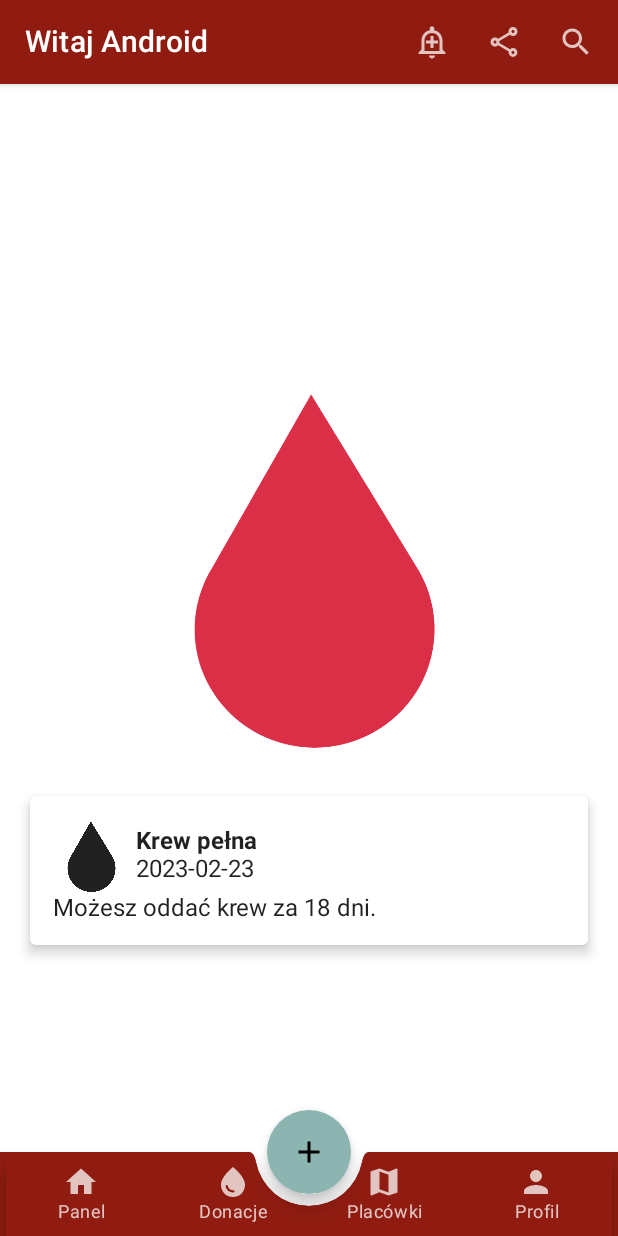
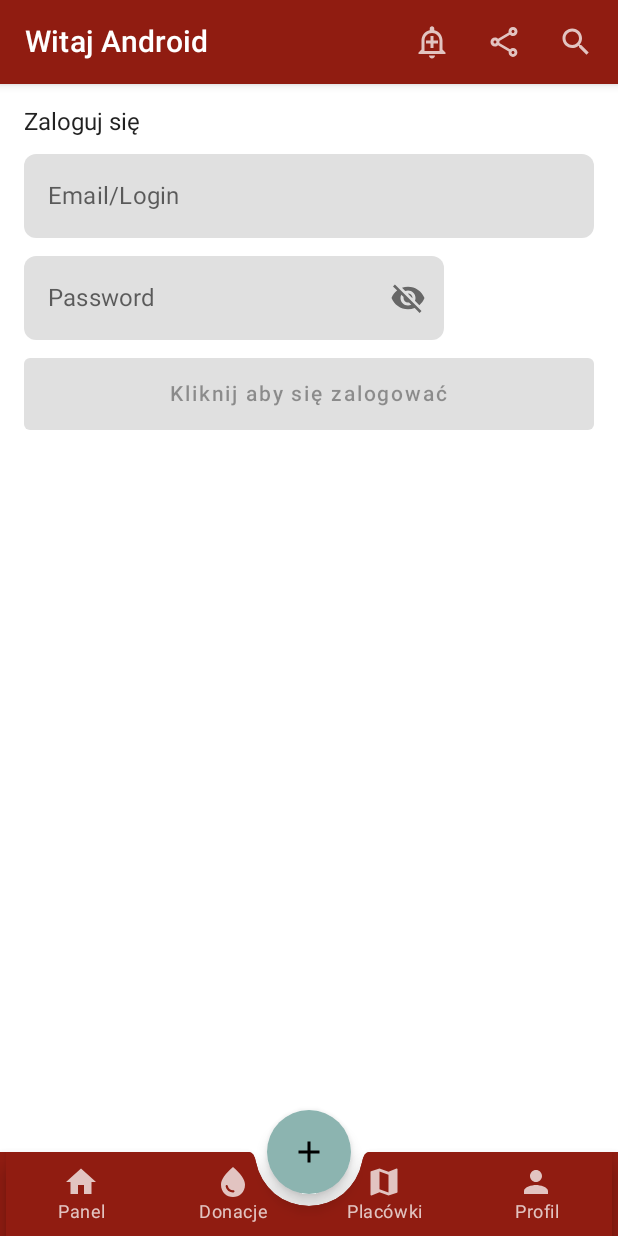
Before and after one commit to goodwill-ninjas/android, an Android app built with Jetpack Compose: the screen it shows after launch (MainActivity), on a phone screen of 412 x 824 dp. Run offline under Robolectric (Android 15) with nearby library versions, the phone set to English and light mode, and no system bars.

Commit message:
Add login page and validation
Add login page, login and password validation

```diff
--- /dev/null
+++ b/app/src/main/java/pl/edu/pjatk/goodwill_ninjas/blooddonor_android/components/login/EmailState.kt
@@ -0,0 +1,15 @@
+package pl.edu.pjatk.goodwill_ninjas.blooddonor_android.components.login
+
+import java.util.regex.Pattern
+
+
+class EmailState : TextFieldState(
+    validator = ::isEmailValid,
+    errorMessage = ::emailErrorMessage
+) {
+}
+private const val EMAIL_VALIDATION_REGEX = "^(.+)@(.+)\$"
+private fun isEmailValid(email: String): Boolean {
+    return Pattern.matches(EMAIL_VALIDATION_REGEX, email)
+}
+private fun emailErrorMessage(email: String) = "Email $email jest nieprawidłowy"
--- /dev/null
+++ b/app/src/main/java/pl/edu/pjatk/goodwill_ninjas/blooddonor_android/components/login/PasswordState.kt
@@ -0,0 +1,9 @@
+package pl.edu.pjatk.goodwill_ninjas.blooddonor_android.components.login
+
+class PasswordState : TextFieldState(
+    validator = ::isPasswordValid,
+    errorMessage = { passwordErrorMessage() }
+) {}
+    fun isPasswordValid(password: String) =
+        password.length >= 4
+    fun passwordErrorMessage() = "Hasło jest nieprawidłowe."
--- /dev/null
+++ b/app/src/main/java/pl/edu/pjatk/goodwill_ninjas/blooddonor_android/components/login/SignInScreen.kt
@@ -0,0 +1,143 @@
+package pl.edu.pjatk.goodwill_ninjas.blooddonor_android.components.login
+
+import android.icu.text.CaseMap.Title
+import androidx.compose.foundation.layout.*
+import androidx.compose.foundation.shape.RoundedCornerShape
+import androidx.compose.foundation.text.KeyboardOptions
+import androidx.compose.material.*
+import androidx.compose.material.icons.Icons
+import androidx.compose.material.icons.filled.Visibility
+import androidx.compose.material.icons.filled.VisibilityOff
+import androidx.compose.runtime.Composable
+import androidx.compose.runtime.remember
+import androidx.compose.ui.text.input.TextFieldValue
+import androidx.compose.runtime.*
+import androidx.compose.ui.Modifier
+import androidx.compose.ui.graphics.Color
+import androidx.compose.ui.res.stringResource
+import androidx.compose.ui.text.TextStyle
+import androidx.compose.ui.text.input.KeyboardType
+import androidx.compose.ui.text.input.PasswordVisualTransformation
+import androidx.compose.ui.text.input.VisualTransformation
+import androidx.compose.ui.tooling.preview.Preview
+import androidx.compose.ui.unit.dp
+import pl.edu.pjatk.goodwill_ninjas.blooddonor_android.R
+
+@Preview
+@Composable
+fun SignInScreen() {
+    Column(
+        modifier = Modifier
+            .fillMaxWidth(
+            )
+            .padding(16.dp),
+        verticalArrangement = Arrangement.spacedBy(12.dp)
+    ) {
+        Title()
+        val emailState = remember { EmailState() }
+        Email(emailState.text, emailState.error) {
+            emailState.text = it
+            emailState.validate()
+        }
+        val passwordState = remember {
+            PasswordState()
+        }
+        Password(passwordState.text, passwordState.error){
+            passwordState.text = it
+            passwordState.validate()
+        }
+        SignInButton(enabled = emailState.isValid() && passwordState.isValid())
+    }
+}
+
+@Composable
+fun Title() {
+    Text(text = "Zaloguj się")
+}
+
+@Composable
+fun Email(email: String, error: String?, onEmailChanged: (String) -> Unit) {
+    Column {
+        TextField(
+            modifier = Modifier.fillMaxWidth(),
+            value = email,
+            onValueChange = { onEmailChanged(it) },
+            label = { Text(text = "Email/Login") },
+            colors = TextFieldDefaults.textFieldColors(
+                focusedIndicatorColor = Color.Transparent,
+                unfocusedIndicatorColor = Color.Transparent
+            ),
+            shape = RoundedCornerShape(8.dp),
+            keyboardOptions = KeyboardOptions(keyboardType = KeyboardType.Email),
+            isError = error != null
+        )
+        error?.let { ErrorField(it) }
+    }
+}
+
+@Composable
+fun ErrorField(error: String) {
+    Text(
+        text = error,
+        modifier = Modifier.fillMaxWidth(),
+        style = TextStyle(color = MaterialTheme.colors.error)
+    )
+}
+
+@Composable
+fun Password(password: String, error: String?, onPasswordChanged: (String) -> Unit ) {
+
+    val showPassword = remember {
+        mutableStateOf(false)
+    }
+    TextField(
+        value = password,
+        onValueChange = {
+         onPasswordChanged(it)
+        },
+        label = { Text(text = "Password") },
+        colors = TextFieldDefaults.textFieldColors(
+            focusedIndicatorColor = Color.Transparent,
+            unfocusedIndicatorColor = Color.Transparent
+        ),
+        shape = RoundedCornerShape(8.dp),
+        visualTransformation = if (showPassword.value) {
+            VisualTransformation.None
+        } else {
+            PasswordVisualTransformation()
+        },
+        keyboardOptions = KeyboardOptions(keyboardType = KeyboardType.Password),
+        trailingIcon = {
+            if (showPassword.value) {
+                IconButton(onClick = { showPassword.value = false }) {
+                    Icon(
+                        imageVector = Icons.Filled.Visibility,
+                        contentDescription = stringResource(R.string.hide_password)
+                    )
+                }
+            } else {
+                IconButton(onClick = { showPassword.value = true }) {
+                    Icon(
+                        imageVector = Icons.Filled.VisibilityOff,
+                        contentDescription = stringResource(R.string.show_password)
+                    )
+                }
+            }
+        },
+        isError = error != null
+    )
+   error?.let { ErrorField(it) }
+}
+
+@Composable
+fun SignInButton(enabled: Boolean) {
+    Button(
+        onClick = { /*TODO*/ },
+        modifier = Modifier.fillMaxWidth(),
+        contentPadding = PaddingValues(16.dp),
+        enabled = enabled,
+    )
+    {
+        Text(text = "Kliknij aby się zalogować")
+    }
+}
--- /dev/null
+++ b/app/src/main/java/pl/edu/pjatk/goodwill_ninjas/blooddonor_android/components/login/TextFieldState.kt
@@ -0,0 +1,23 @@
+package pl.edu.pjatk.goodwill_ninjas.blooddonor_android.components.login
+
+import androidx.compose.runtime.getValue
+import androidx.compose.runtime.mutableStateOf
+import androidx.compose.runtime.setValue
+
+open class TextFieldState(
+    private val validator: (String) -> Boolean = { true },
+    private val errorMessage: (String) -> String
+) {
+    var text by mutableStateOf("")
+    var error by mutableStateOf<String?>(null)
+    fun validate() {
+        error = if (isValid()) {
+            null
+        } else {
+            errorMessage(text)
+        }
+    }
+    fun isValid() = validator(text)
+
+
+}
--- a/app/src/main/java/pl/edu/pjatk/goodwill_ninjas/blooddonor_android/navigation/Screen.kt
+++ b/app/src/main/java/pl/edu/pjatk/goodwill_ninjas/blooddonor_android/navigation/Screen.kt
@@ -3,4 +3,5 @@ package pl.edu.pjatk.goodwill_ninjas.blooddonor_android.navigation
 sealed class Screen (val route: String) {
     object MainPage : Screen(Routes.SELF)
     object Journal : Screen(Routes.JOURNAL)
+    object Login: Screen(Routes.LOGIN)
 }
--- a/app/src/main/java/pl/edu/pjatk/goodwill_ninjas/blooddonor_android/navigation/navigation.kt
+++ b/app/src/main/java/pl/edu/pjatk/goodwill_ninjas/blooddonor_android/navigation/navigation.kt
@@ -16,6 +16,7 @@ import androidx.navigation.compose.rememberNavController
 import pl.edu.pjatk.goodwill_ninjas.blooddonor_android.components.MyBottomBar
 import pl.edu.pjatk.goodwill_ninjas.blooddonor_android.components.MytopBar
 import pl.edu.pjatk.goodwill_ninjas.blooddonor_android.components.donation.Donation
+import pl.edu.pjatk.goodwill_ninjas.blooddonor_android.components.login.SignInScreen
 import java.time.LocalDateTime
 import pl.edu.pjatk.goodwill_ninjas.blooddonor_android.pages.mainPage.MainPage
 import pl.edu.pjatk.goodwill_ninjas.blooddonor_android.components.nextDonation.NextDonation
@@ -25,6 +26,7 @@ import pl.edu.pjatk.goodwill_ninjas.blooddonor_android.utils.DonationType
 object Routes {
     const val SELF = "Main"
     const val JOURNAL = "Journal"
+    const val LOGIN = "Login"
 }
 
 @SuppressLint("UnusedMaterialScaffoldPaddingParameter")
@@ -60,9 +62,9 @@ fun Navigation() {
         isFloatingActionButtonDocked = true,
         floatingActionButtonPosition = FabPosition.Center
     ) {
-        NavHost(navController = navController, startDestination = Routes.SELF) {
-            composable(route = Routes.SELF) {
-                MainPage(name = name)
+        NavHost(navController = navController, startDestination = Routes.LOGIN) {
+            composable(route = Routes.LOGIN) {
+                SignInScreen()
             }
             composable(route = Routes.JOURNAL) {
                 DonationJournal(name, donations)
--- a/app/src/main/res/values/strings.xml
+++ b/app/src/main/res/values/strings.xml
@@ -5,4 +5,6 @@
     <string name="full_blood">Krew pełna</string>
     <string name="next_donation">Możesz oddać krew za %d dni.</string>
     <string name="donation_card_amount">%d ml.</string>
+    <string name="hide_password">Hide password </string>
+    <string name="show_password">Show password</string>>
 </resources>
--- a/build.gradle
+++ b/build.gradle
@@ -5,7 +5,7 @@ buildscript {
     }
 }// Top-level build file where you can add configuration options common to all sub-projects/modules.
 plugins {
-    id 'com.android.application' version '7.4.1' apply false
-    id 'com.android.library' version '7.4.1' apply false
+    id 'com.android.application' version '7.4.2' apply false
+    id 'com.android.library' version '7.4.2' apply false
     id 'org.jetbrains.kotlin.android' version '1.7.0' apply false
 }
```
